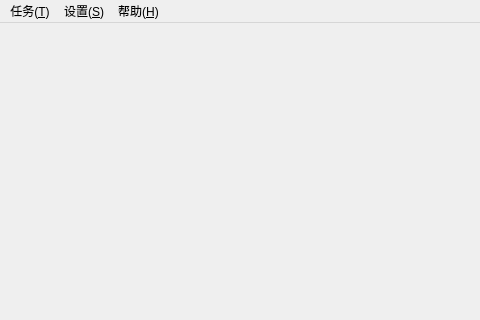
Qt form mainwindow.ui (ChickenSeller/Primer-Maker) before a commit; both pictures show x 0 to 480 and y 0 to 320 of the 1300 by 665 pixel window.
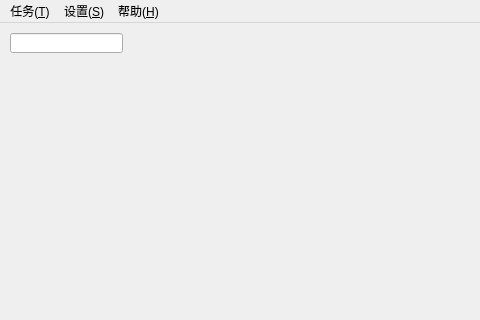
The same form after that commit.

The edit to the form file:
```diff
--- a/mainwindow.ui
+++ b/mainwindow.ui
@@ -13,7 +13,18 @@
   <property name="windowTitle">
    <string>MainWindow</string>
   </property>
-  <widget class="QWidget" name="centralWidget"/>
+  <widget class="QWidget" name="centralWidget">
+   <widget class="QLineEdit" name="lineEdit">
+    <property name="geometry">
+     <rect>
+      <x>10</x>
+      <y>10</y>
+      <width>113</width>
+      <height>20</height>
+     </rect>
+    </property>
+   </widget>
+  </widget>
   <widget class="QMenuBar" name="menuBar">
    <property name="geometry">
     <rect>
```
